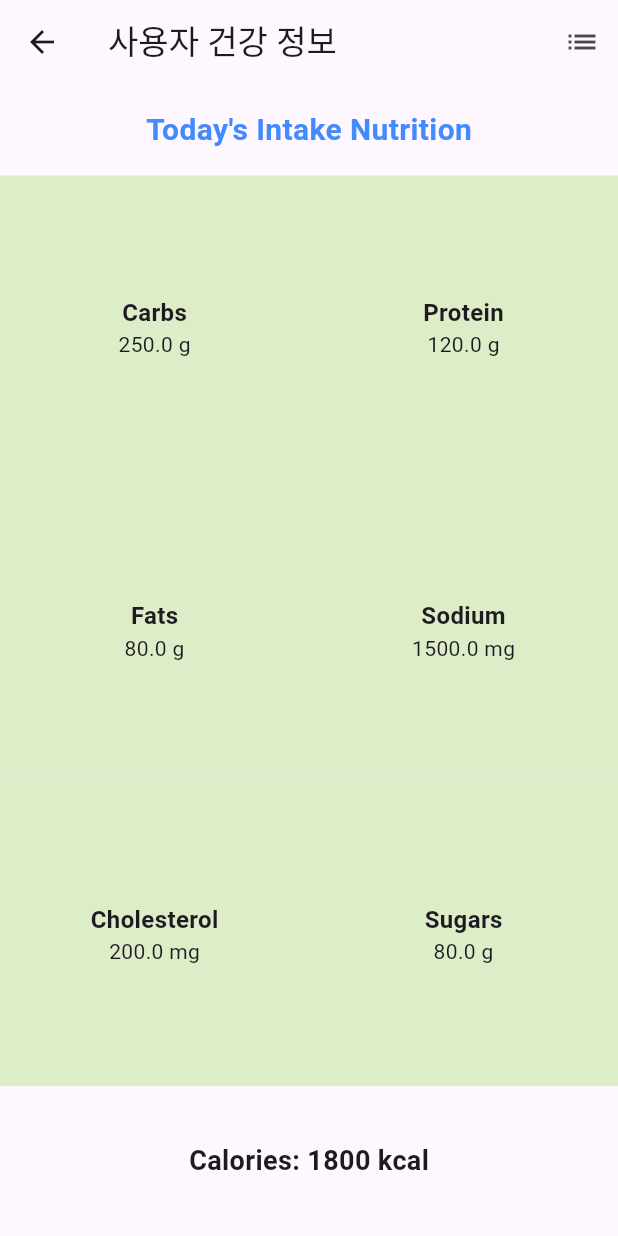
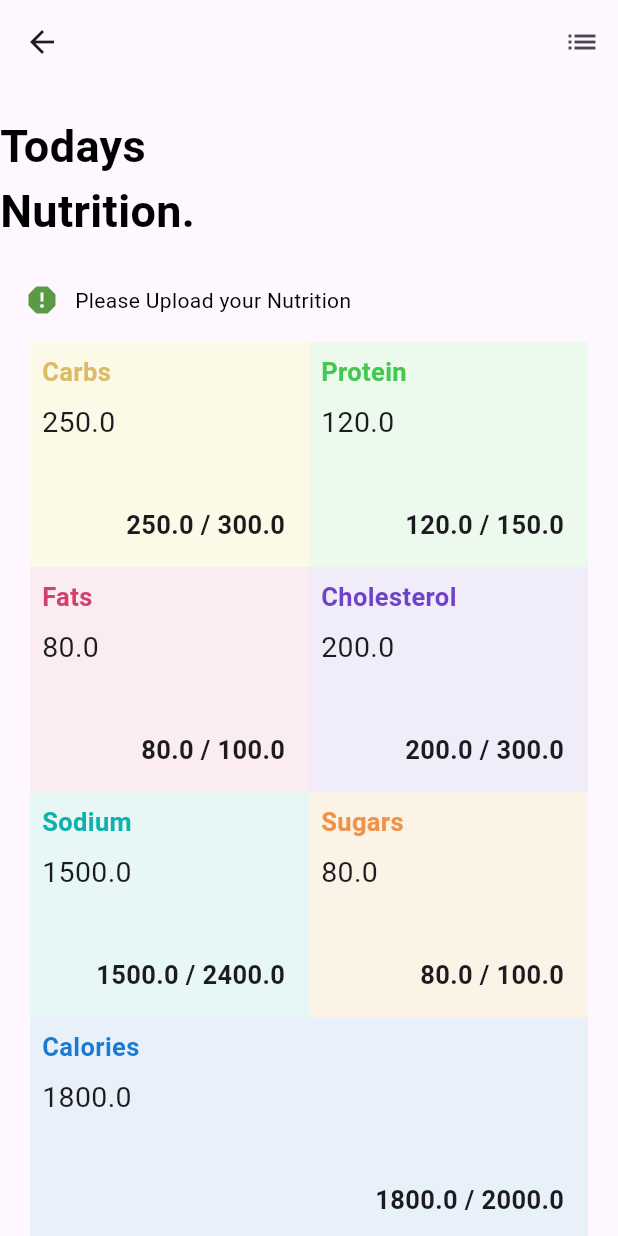
Before and after one commit to neoman-omyeon-go/Bigsasimi_FrontEnd, a Flutter app: the HealthInfoGraph screen opened directly, after a tap on the "bar chart" icon, on a phone screen of 412 x 824 dp. Run offline on Flutter 3.47's test engine with Material 3 defaults, Android fonts, the phone set to English and light mode, and no system bars; our stand-ins replace cached_network_image, dio, dotted_border, flutter_native_splash, flutter_secure_storage, fluttertoast and 1 more; accounts and stored records are empty; Roboto replaces fonts that are missing (Pretendard); project files that could hold a hidden picture were left out.

Commit message:
intake Graph UI Done(Chart and Dashboard

```diff
--- a/lib/APIfile.dart
+++ b/lib/APIfile.dart
@@ -464,7 +464,7 @@ class allApi{
       'fat': fat,
       'natrium': natrium,
       'cholesterol': cholesterol,
-      // 'sugar': sugar,
+      'saccharide': sugar,
       //sugar는 지호가 API 업데이트 해주면 주석 풀기만 하면 됨.
     };
 
--- a/lib/intakenGraph.dart
+++ b/lib/intakenGraph.dart
@@ -54,7 +54,6 @@ class _HealthInfoGraphState extends State<HealthInfoGraph> {
   Widget build(BuildContext context) {
     return Scaffold(
       appBar: AppBar(
-        title: Text('사용자 건강 정보'),
         actions: [
           IconButton(
             icon: Icon(_isBarChart ? Icons.bar_chart : Icons.list),
@@ -69,12 +68,38 @@ class _HealthInfoGraphState extends State<HealthInfoGraph> {
       body: Column(
         children: [
           Padding(
-            padding: const EdgeInsets.all(16.0),
-            child: Text("Today's Intake Nutrition", style: TextStyle(
-                fontSize: 20,
-                fontWeight: FontWeight.bold,
-                color: Colors.blueAccent)),
+            padding: EdgeInsets.only(top: 20, right: 240),
+            child: Text(
+              'Today''s Nutrition. ',
+              style: TextStyle(
+                fontSize: 30, // 텍스트의 크기를 더 크게 변경합니다.
+                fontWeight: FontWeight.bold, // 글씨체를 굵게 합니다.
+                color: Colors.black,
+              ),
+            ),
           ),
+          SizedBox(height: 10),
+          Padding(
+            padding: EdgeInsets.all(16.0),
+            child: Row(
+              mainAxisAlignment: MainAxisAlignment.center, // 가운데 정렬
+              children: <Widget>[
+                Icon(
+                  Icons.report, // 느낌표 아이콘
+                  color: Color.fromRGBO(90,154,68,1.0),
+                ),
+                SizedBox(width: 10), // 아이콘과 텍스트 사이에 간격 추가
+                Expanded( // 텍스트가 화면 너비를 벗어나지 않도록 Expanded 위젯을 사용합니다.
+                  child: Text(
+                    'Please Upload your Nutrition',
+                    textAlign: TextAlign.left,
+                    style: TextStyle(color: Colors.black),
+                  ),
+                ),
+              ],
+            ),
+          ),
+
           Expanded(
             child: _isBarChart ? _buildBarChart() : buildNutritionDashboard(
                 nutrition),
@@ -193,68 +218,69 @@ class _HealthInfoGraphState extends State<HealthInfoGraph> {
   }
 
   Widget buildNutritionDashboard(Nutrition nutrition) {
-    return Column(
-      children: [
-        Expanded(
-          child: Row(
-            children: [
-              Expanded(
-                child: nutritionCard('Carbs', nutrition.carbs, 'g'),
-              ),
-              Expanded(
-                child: nutritionCard('Protein', nutrition.protein, 'g'),
-              ),
-            ],
-          ),
-        ),
-        Expanded(
-          child: Row(
-            children: [
-              Expanded(
-                child: nutritionCard('Fats', nutrition.fats, 'g'),
-              ),
-              Expanded(
-                child: nutritionCard('Sodium', nutrition.sodium, 'mg'),
-              ),
-            ],
-          ),
-        ),
-        Expanded(
-          child: Row(
-            children: [
-              Expanded(
-                child: nutritionCard('Cholesterol', nutrition.cholesterol, 'mg'),
-              ),
-              Expanded(
-                child: nutritionCard('Sugars', nutrition.sugars, 'g'),
-              ),
-            ],
-          ),
-        ),
-        Container(
-          height: 100,
-          child: Center(
-            child: Text(
-              'Calories: ${nutrition.calories.toStringAsFixed(0)} kcal',
-              style: TextStyle(fontSize: 18, fontWeight: FontWeight.bold),
-            ),
-          ),
-        )
-      ],
-    );
-  }
-
-  Widget nutritionCard(String nutrient, double value, String unit) {
-    return Container(
-      padding: EdgeInsets.all(10),
-      color: Colors.lightGreen[100], // 카드의 배경색 지정
+    return Padding(
+      padding: EdgeInsets.symmetric(horizontal: 20.0), // 좌우 여백 추가
       child: Column(
-        mainAxisAlignment: MainAxisAlignment.center,
+        crossAxisAlignment: CrossAxisAlignment.stretch,
         children: [
-          Text(nutrient, style: TextStyle(fontWeight: FontWeight.bold, fontSize: 16)),
-          Text('$value $unit', style: TextStyle(fontSize: 14))
+          _buildNutritionRow(['Carbs', 'Protein'], [nutrition.carbs, nutrition.protein], [1, 1],
+              [Color.fromRGBO(252, 250, 231, 1.0), Color.fromRGBO(236, 249, 237, 1.0)], [Color.fromRGBO(219, 187, 104, 1.0), Color.fromRGBO(66, 201, 80, 1.0)]),
+          _buildNutritionRow(['Fats', 'Cholesterol'], [nutrition.fats, nutrition.cholesterol], [1, 1],
+              [Color.fromRGBO(250, 236, 240, 1.0), Color.fromRGBO(240, 236, 249, 1.0)], [Color.fromRGBO(210, 65, 110, 1.0), Color.fromRGBO(112, 66, 201, 1.0)]),
+          _buildNutritionRow(['Sodium', 'Sugars'], [nutrition.sodium, nutrition.sugars], [1, 1],
+              [Color.fromRGBO(230, 247, 246, 1.0), Color.fromRGBO(252, 243, 231, 1.0)], [Color.fromRGBO(13, 177, 173, 1.0), Color.fromRGBO(240, 146, 72, 1.0)]),
+          _buildNutritionRow(['Calories'], [nutrition.calories], [2],
+              [Color.fromRGBO(232, 241, 250, 1.0)], [Color.fromRGBO(25, 123, 210, 1.0)]), // span이 2일 경우
         ],
       ),
     );
   }
+
+  Widget _buildNutritionRow(List<String> titles, List<double> values, List<int> spans, List<Color> colors, List<Color> textColors) {
+    assert(titles.length == values.length && titles.length == spans.length && titles.length == colors.length);
+
+    return Row(
+      children: List.generate(titles.length, (index) {
+        return Expanded(
+          flex: spans[index],
+          child: _buildNutritionItem(titles[index], values[index], colors[index], textColors[index]),
+        );
+      }),
+    );
+  }
+
+  Widget _buildNutritionItem(String title, double value, Color color, Color textColor) {
+    return Container(
+      padding: EdgeInsets.all(8.0),
+      color: color,
+      height: 150, // 세로 길이를 조정하여 높이를 높임
+      child: Stack(
+        children: [
+          Column(
+            crossAxisAlignment: CrossAxisAlignment.start,
+            children: [
+              Text(
+                title,
+                style: TextStyle(fontSize: 17.0, fontWeight: FontWeight.bold, color: textColor),
+              ),
+              SizedBox(height: 8.0),
+              Text(
+                value.toString(),
+                style: TextStyle(fontSize: 19.0),
+              ),
+            ],
+          ),
+          Positioned(
+            bottom: 8.0,
+            right: 8.0,
+            child: Text(
+              '${value.toString()} / ${Nutrition.maxValues['${title}']}',
+              style: TextStyle(fontSize: 17.0, fontWeight: FontWeight.bold),
+            ),
+          ),
+        ],
+      ),
+    );
+  }
+
 }
```
